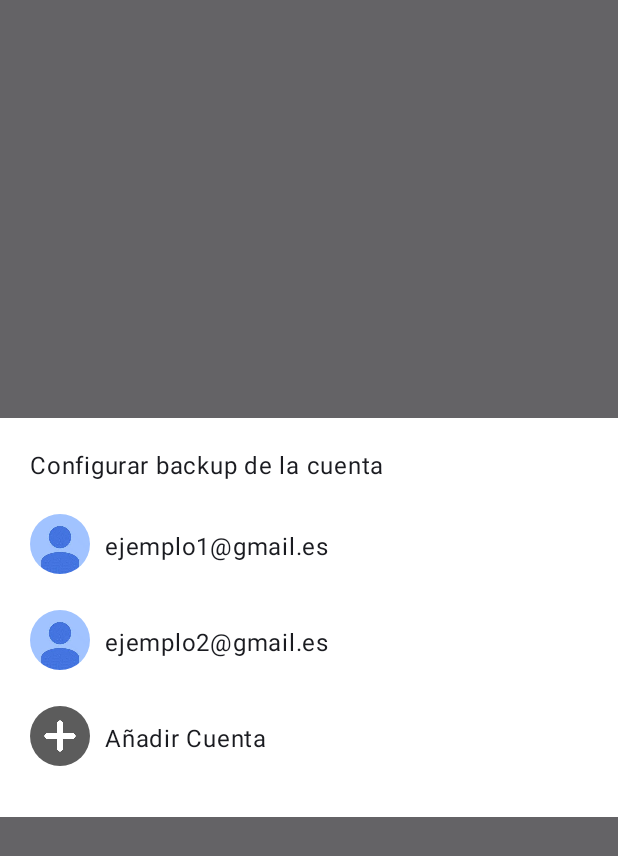
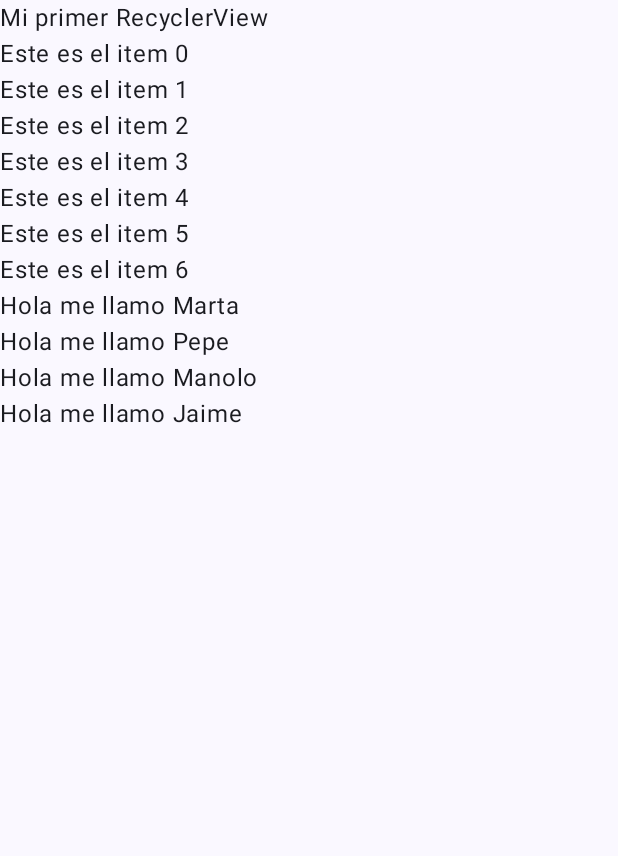
Before and after one commit to diegobenito2/Compose, an Android app built with Jetpack Compose: the screen it shows after launch (MainActivity), on a phone screen of 412 x 824 dp. Shown: the top 856 px of the screen. Run offline under Robolectric (Android 15) with nearby library versions, the phone set to English and light mode, and no system bars.

Commit message:
terminar recicler

```diff
--- /dev/null
+++ b/app/src/main/java/com/example/compose/Componentes/RecyclerView/Ejemplo.kt
@@ -0,0 +1,25 @@
+package com.example.compose.Componentes.RecyclerView
+
+import androidx.compose.foundation.lazy.LazyColumn
+import androidx.compose.foundation.lazy.items
+import androidx.compose.material3.Text
+import androidx.compose.runtime.Composable
+import androidx.compose.ui.Modifier
+
+@Composable
+fun MyRecyclerView(modifier: Modifier) {
+    val myList = listOf("Marta", "Pepe", "Manolo", "Jaime")
+    LazyColumn (modifier){
+        item {
+            Text(text = "Mi primer RecyclerView")
+        }
+        items(
+            count = 7
+        ) {
+            Text(text = "Este es el item $it")
+        }
+        items(myList) {
+            Text(text = "Hola me llamo $it")
+        }
+    }
+}
--- a/app/src/main/java/com/example/compose/Surface/Surface.kt
+++ b/app/src/main/java/com/example/compose/Componentes/Surface/Surface.kt
@@ -1,4 +1,4 @@
-package com.example.compose.Surface
+package com.example.compose.Componentes.Surface
 
 
 import androidx.compose.foundation.layout.Column
--- a/app/src/main/java/com/example/compose/MainActivity.kt
+++ b/app/src/main/java/com/example/compose/MainActivity.kt
@@ -13,11 +13,7 @@ import androidx.compose.material3.Scaffold
 
 import androidx.compose.ui.Modifier
 
-import com.example.compose.Componentes.Dialogs.ejemploalertDialog
-import com.example.compose.Componentes.Dialogs.ejemplodialog
-import com.example.compose.Componentes.Dialogs.ejercicioDialog1
-import com.example.compose.Componentes.Dialogs.ejercicioDialog2
-import com.example.compose.Componentes.Slider.slidersColores
+import com.example.compose.Componentes.RecyclerView.MyRecyclerView
 
 
 class MainActivity : ComponentActivity() {
@@ -58,7 +54,8 @@ class MainActivity : ComponentActivity() {
 //                    ejemploalertDialog(Modifier.padding(innerPadding))
 //                    ejemplodialog(Modifier.padding(innerPadding)) // Ejemplo cuenta con propiedades para que no te puedas salir.
 //                    ejercicioDialog1(Modifier.padding(innerPadding))
-                    ejercicioDialog2(Modifier.padding(innerPadding))
+//                    ejercicioDialog2(Modifier.padding(innerPadding))
+                    MyRecyclerView(Modifier.padding(innerPadding))
                 }
             }
         }
--- a/gradle/libs.versions.toml
+++ b/gradle/libs.versions.toml
@@ -7,9 +7,9 @@ junitVersion = "1.2.1"
 espressoCore = "3.6.1"
 lifecycleRuntimeKtx = "2.8.7"
 activityCompose = "1.10.0"
-composeBom = "2024.04.01"
+composeBom = "2025.01.01"
 constraintlayoutComposeAndroid = "1.1.0"
-foundationAndroid = "1.6.7"
+foundationAndroid = "1.7.7"
 
 [libraries]
 androidx-core-ktx = { group = "androidx.core", name = "core-ktx", version.ref = "coreKtx" }
```
Also changed, not shown: app/src/main/java/com/example/compose/Componentes/RecyclerView/Heroe.kt (added, +73 -0 lines).
